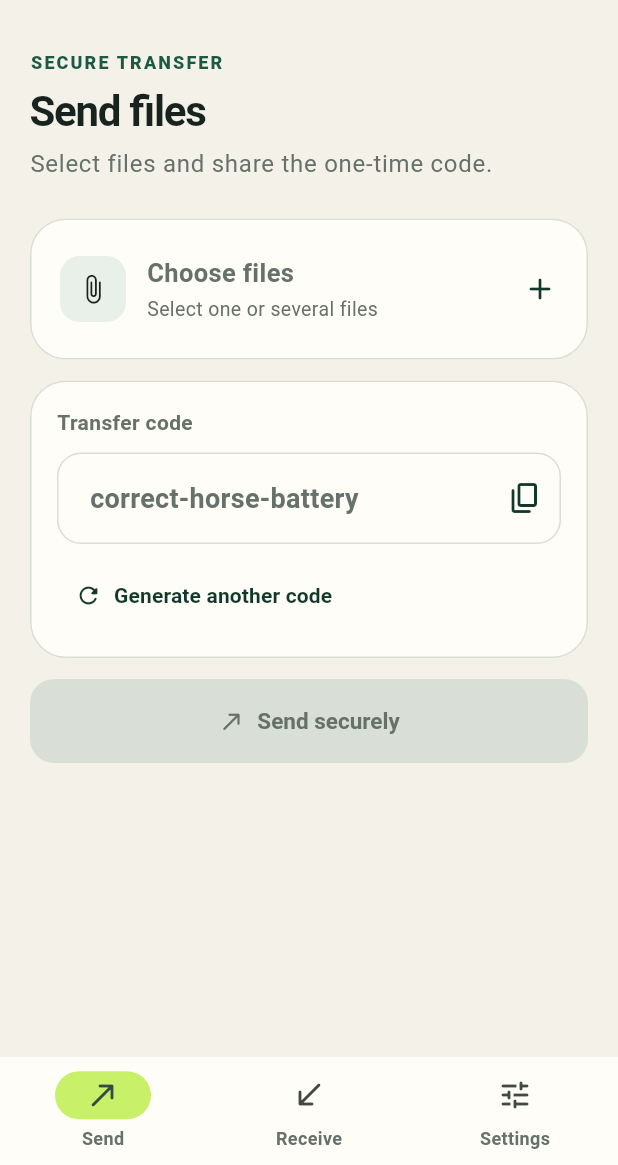
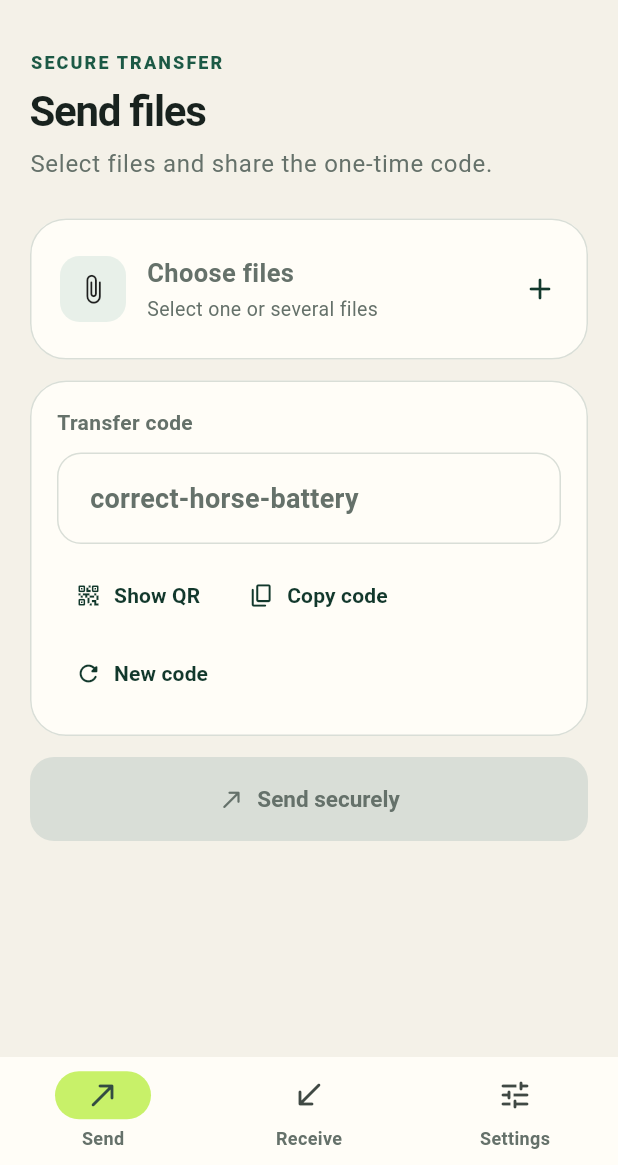
Before and after one commit to sarrietav-dev/croc, a Flutter app: the HomeShell screen opened directly with empty values, on a phone screen of 412 x 824 dp, the part 71-1236 px from its top. Run offline on Flutter 3.47's test engine with Material 3 defaults, Android fonts, the phone set to English and light mode, and no system bars; our stand-ins replace qr_flutter, shared_preferences; missing offline and left inert: mobile_scanner; accounts and stored records are empty.

Commit message:
feat: share transfer codes with QR

```diff
--- a/lib/src/ui/shared_widgets.dart
+++ b/lib/src/ui/shared_widgets.dart
@@ -4,6 +4,7 @@ import 'package:flutter/services.dart';
 import '../app_controller.dart';
 import '../model/transfer_models.dart';
 import 'app_theme.dart';
+import 'qr_code_flow.dart';
 
 class PageFrame extends StatelessWidget {
   const PageFrame({
@@ -142,45 +143,69 @@ class _CodeCardState extends State<CodeCard> {
                 fontWeight: FontWeight.w700,
                 letterSpacing: 0.2,
               ),
-              decoration: InputDecoration(
-                hintText: 'correct-horse-battery',
-                suffixIcon: widget.receiveMode
-                    ? IconButton(
-                        tooltip: 'Paste code',
+              decoration: InputDecoration(hintText: 'correct-horse-battery'),
+            ),
+            const SizedBox(height: 10),
+            Wrap(
+              spacing: 4,
+              runSpacing: 4,
+              children: widget.receiveMode
+                  ? _receiveActions(context)
+                  : _sendActions(context),
+            ),
+          ],
+        ),
+      ),
+    );
+  }
+
+  List<Widget> _receiveActions(BuildContext context) => [
+    if (cameraQrScanningSupported)
+      TextButton.icon(
         onPressed: widget.controller.isBusy
             ? null
             : () async {
-                                final data = await Clipboard.getData(
-                                  Clipboard.kTextPlain,
-                                );
+                final code = await scanTransferQrCode(context);
+                if (code != null) widget.controller.setCode(code);
+              },
+        icon: const Icon(Icons.qr_code_scanner_rounded, size: 18),
+        label: const Text('Scan QR'),
+      ),
+    TextButton.icon(
+      onPressed: widget.controller.isBusy
+          ? null
+          : () async {
+              final data = await Clipboard.getData(Clipboard.kTextPlain);
               if (data?.text case final text?) {
                 widget.controller.setCode(text);
               }
             },
-                        icon: const Icon(Icons.content_paste_rounded),
-                      )
-                    : IconButton(
-                        tooltip: 'Copy code',
-                        onPressed: widget.controller.copyCode,
-                        icon: const Icon(Icons.copy_rounded),
+      icon: const Icon(Icons.content_paste_rounded, size: 18),
+      label: const Text('Paste code'),
     ),
+  ];
+
+  List<Widget> _sendActions(BuildContext context) => [
+    TextButton.icon(
+      onPressed: widget.controller.isBusy
+          ? null
+          : () => showTransferQrCode(context, widget.controller.code),
+      icon: const Icon(Icons.qr_code_2_rounded, size: 18),
+      label: const Text('Show QR'),
     ),
+    TextButton.icon(
+      onPressed: widget.controller.isBusy ? null : widget.controller.copyCode,
+      icon: const Icon(Icons.copy_rounded, size: 18),
+      label: const Text('Copy code'),
     ),
-            if (!widget.receiveMode) ...[
-              const SizedBox(height: 10),
     TextButton.icon(
       onPressed: widget.controller.isBusy
           ? null
           : widget.controller.regenerateCode,
       icon: const Icon(Icons.refresh_rounded, size: 18),
-                label: const Text('Generate another code'),
+      label: const Text('New code'),
     ),
-            ],
-          ],
-        ),
-      ),
-    );
-  }
+  ];
 }
 
 class TransferPanel extends StatelessWidget {
--- a/pubspec.yaml
+++ b/pubspec.yaml
@@ -34,7 +34,9 @@ dependencies:
   # The following adds the Cupertino Icons font to your application.
   # Use with the CupertinoIcons class for iOS style icons.
   cupertino_icons: ^1.0.8
+  mobile_scanner: ^7.1.3
   path_provider: ^2.1.6
+  qr_flutter: ^4.1.0
   shared_preferences: ^2.5.5
 dev_dependencies:
   flutter_test:
```
Also changed, not shown: lib/src/ui/qr_code_flow.dart (added, +134 -0 lines), pubspec.lock, 3 other files. Lines whose indentation alone changed are shown as unchanged.
